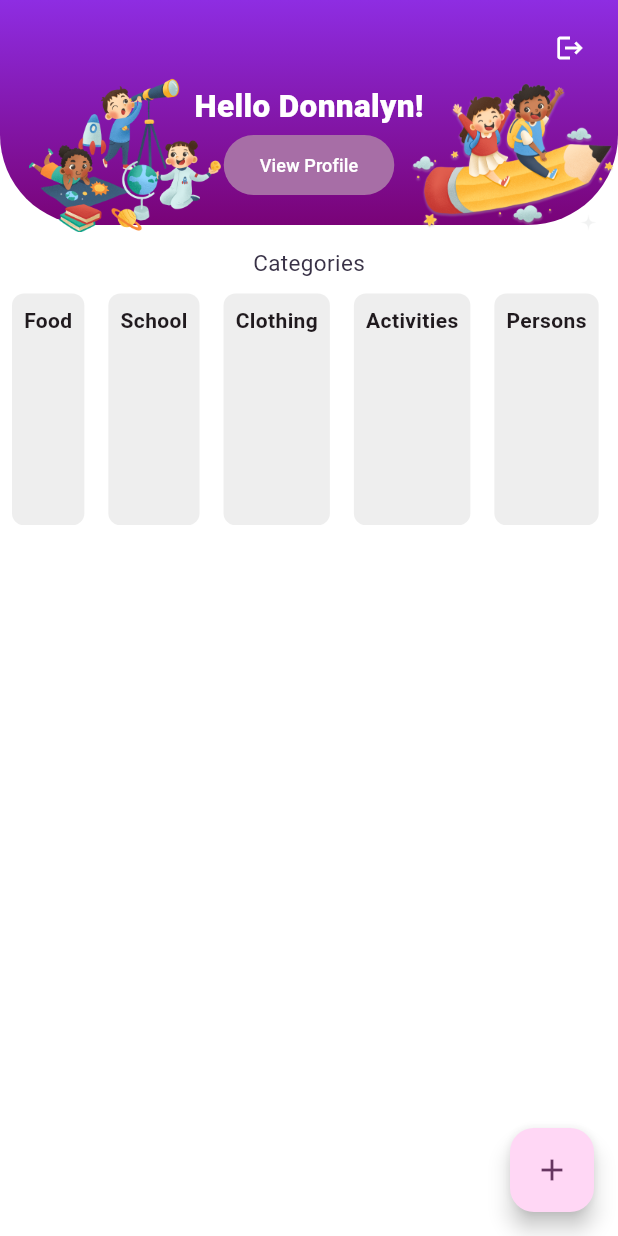
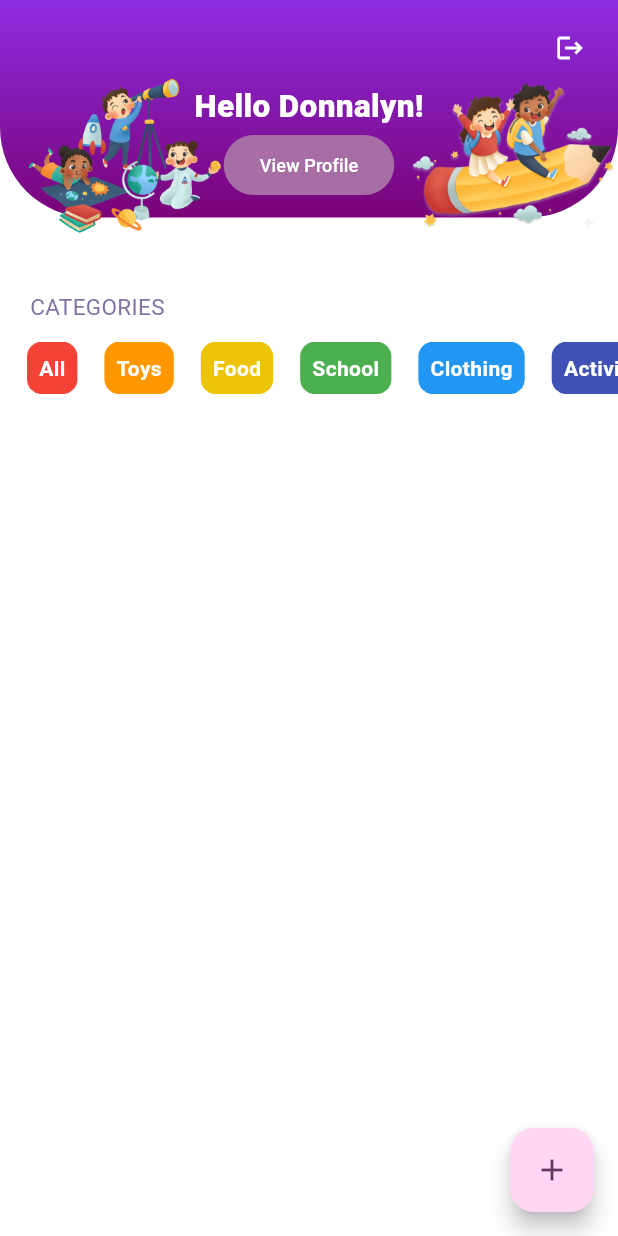
Before and after one commit to Justin-Bolivar/SpeakBright_Thesis_Project, a Flutter app: the screen it shows once a user with an empty profile is signed in, on a phone screen of 412 x 824 dp. Run offline on Flutter 3.47's test engine with Material 3 defaults, Android fonts, the phone set to English and light mode, and no system bars; our stand-ins replace cloud_firestore, connectivity_plus, date_field, firebase_auth, firebase_core, firebase_storage and 7 more; accounts and stored records are empty.

```diff
--- a/lib/Screens/home/header_container.dart
+++ b/lib/Screens/home/header_container.dart
@@ -11,13 +11,13 @@ class RainbowContainer extends StatelessWidget {
   Widget build(BuildContext context) {
     return Expanded(
       child: SizedBox(
-        height: 160,
+        height: 146,
         child: Stack(
           alignment: Alignment.topCenter,
           children: [
             Container(
               padding: const EdgeInsets.all(8.0),
-              height: 150,
+              height: 145,
               decoration: const BoxDecoration(
                 gradient: LinearGradient(
                   begin: Alignment.topCenter,
--- a/lib/Screens/home/homepage.dart
+++ b/lib/Screens/home/homepage.dart
@@ -23,7 +23,8 @@ class DashBoard extends ConsumerStatefulWidget {
 
 class _DashBoardState extends ConsumerState<DashBoard> {
   final FlutterTts flutterTts = FlutterTts();
-  List<String> categories = ['Food', 'School', 'Clothing', 'Activities', 'Persons', 'Favourites', 'Places', 'Chores'];
+  List<String> categories = ['All','Toys','Food', 'School', 'Clothing', 'Activities', 'Persons', 'Favourites', 'Places', 'Chores'];
+  int? selectedCategory;
 
 
   @override
@@ -75,38 +76,88 @@ class _DashBoardState extends ConsumerState<DashBoard> {
           children: [
             const RainbowContainer(),
             const SizedBox(height: 10),
-            const Text(
-              "Categories",
+
+            const Row(
+              children: [
+                 Padding(
+                  padding: EdgeInsets.only(left: 20,bottom: 5),
+                   child: Text(
+                    "CATEGORIES",
+                    textAlign: TextAlign.left, // This should align the text to the left
                     style: TextStyle(
-                fontSize: 15, color: Color.fromARGB(255, 56, 49, 70)
+                      fontSize: 15,
+                      fontWeight: FontWeight.w400,
+                      color: Color.fromARGB(255, 130, 113, 164)
                     ),
                                    ),
-            const SizedBox(height: 10,),
+                 ),
+                Spacer()
+              ],
+            ),
+
+            const SizedBox(height: 8),
 
 
-                  Expanded(
+          ConstrainedBox(
+            constraints: const BoxConstraints(
+              minHeight: 35, // Minimum height
+              maxHeight: 35, // Maximum height
+            ),
               child: ListView.builder(
                 scrollDirection: Axis.horizontal,
                 itemCount: categories.length,
                 itemBuilder: (context, index) {
                   final category = categories[index];
-                        return Container(
-                          margin: const EdgeInsets.symmetric(horizontal: 8.0),
+                  // Calculate the color index for the current item
+                  int colorIndex = index % boxColors.length;
+                  // Set the background color based on the calculated color index
+                  Color itemColor = boxColors[colorIndex];
+
+                  bool isSelected = selectedCategory == index;
+
+                  return GestureDetector(
+                    onTap: () {
+                      setState(() {
+                        selectedCategory = index; // Update the selected index
+                      });
+                    },
+                    child: SizedBox(
+                      height: 30,
+                      child: Container(
+                        margin: const EdgeInsets.only(left: 18),
                         padding: const EdgeInsets.all(8.0),
                         decoration: BoxDecoration(
-
-                            color: Colors.grey[200],
-                            borderRadius: BorderRadius.circular(8.0),
+                          color: itemColor,
+                          borderRadius: BorderRadius.circular(10.0),
+                          boxShadow: isSelected
+                              ? <BoxShadow>[
+                                  BoxShadow(
+                                    color: itemColor,
+                                    spreadRadius: 1,
+                                    blurRadius: 2,
+                                    offset: Offset(0, 1), // changes position of shadow
+                                  ),
+                                ]
+                              : [], // No shadow if not selected
                         ),
                         child: Text(
                           category,
-                            style: const TextStyle(fontSize: 14, fontWeight: FontWeight.bold),
+                          textAlign: TextAlign.center,
+                          style: const TextStyle(color: kwhite, fontSize: 14, fontWeight: FontWeight.bold),
+                        ),
+                      ),
                     ),
                   );
                 },
               ),
+
           ),
-            const SizedBox(height: 10,),
+
+
+            Container(
+              height: 10,
+              color: Colors.transparent,
+            ),
             Expanded(
               flex: 3,
               child: cardsAsyncValue.when(
```
Lines whose indentation alone changed are shown as unchanged.
